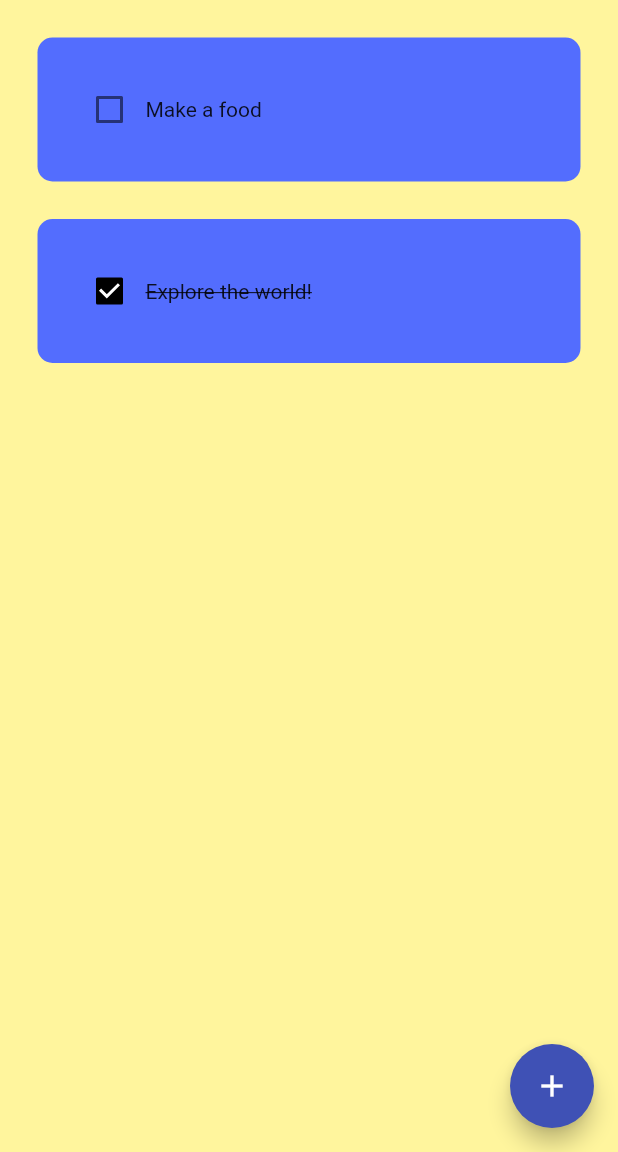
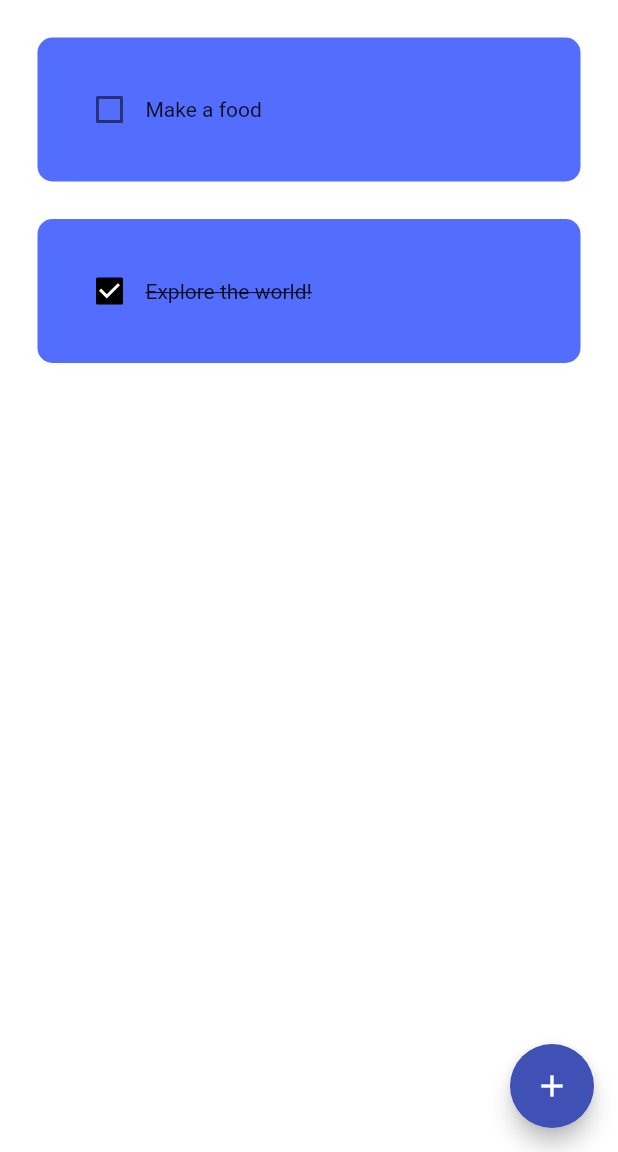
Before and after one commit to Shahanaj2000/ToDo, a Flutter app: the screen it shows after launch, on a phone screen of 412 x 824 dp, the part 84-1236 px from its top. Run offline on Flutter 3.47's test engine with Material 2 defaults, Android fonts, the phone set to English and light mode, and no system bars; drawn by our look-alikes of flutter_slidable; our stand-ins replace hive_flutter; accounts and stored records are empty.

Commit message:
HiveDB part completed for TODO App

```diff
--- a/lib/Pages/home_page.dart
+++ b/lib/Pages/home_page.dart
@@ -14,7 +14,7 @@ class HomePage extends StatefulWidget {
 class _HomePageState extends State<HomePage> {
 
   //! Reference the Hive
-  final _myBox = Hive.box('my_Box');
+  final _myBox = Hive.box("mybox");
 
   //! Text Controller
   final _controller = TextEditingController();
@@ -81,7 +81,7 @@ class _HomePageState extends State<HomePage> {
   @override
   Widget build(BuildContext context) {
     return Scaffold(
-        backgroundColor: Colors.yellow[200],
+        backgroundColor: Colors.white,
         appBar: AppBar(
           title: const Text('T O D O'),
           centerTitle: true,
--- a/lib/Util/todo_list.dart
+++ b/lib/Util/todo_list.dart
@@ -29,7 +29,7 @@ class TodoTile extends StatelessWidget {
             SlidableAction(
               onPressed: deleteFunction,
               icon: Icons.delete,
-              backgroundColor: Colors.red.shade300,
+              backgroundColor: Colors.red,
               borderRadius: BorderRadius.circular(10),
             ),
 
--- a/lib/db/database.dart
+++ b/lib/db/database.dart
@@ -3,7 +3,7 @@ import 'package:hive_flutter/adapters.dart';
 class ToDoDataBase {
   List toDoList = [];
   //Reference our box
-  final _myBox = Hive.box('my_Box');
+  final _myBox = Hive.box("mybox");
 
   //Run this method if this is the 1st time ever opening this app
   void createInitialData() {
--- a/lib/main.dart
+++ b/lib/main.dart
@@ -1,10 +1,11 @@
 import 'package:flutter/material.dart';
+import 'package:flutter/services.dart';
 import 'package:hive_flutter/adapters.dart';
 import '../Pages/home_page.dart';
 
 void main() async{
   await Hive.initFlutter(); //? Initialize the Hive
-  var box = await Hive.openBox('myBox'); //? Open a Box
+  await Hive.openBox("mybox"); //? Open a Box
   runApp(const MyApp());
 }
 
@@ -14,6 +15,7 @@ class MyApp extends StatelessWidget {
   // This widget is the root of your application.
   @override
   Widget build(BuildContext context) {
+    SystemChrome.setSystemUIOverlayStyle(const SystemUiOverlayStyle(statusBarColor: Colors.transparent));
     return MaterialApp(
       debugShowCheckedModeBanner: false,
       title: 'To Do',
```
